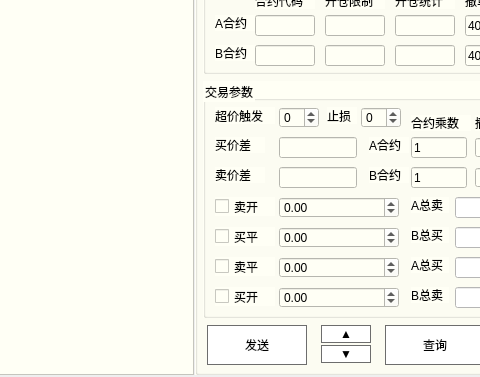
Old version of the form PyCTP_Client/PyCTP_ClientUI/QAccountWidget.ui in the repository yuwangying/PySgit; both pictures show x 796 to 1276 and y 225 to 602 of the 1409 by 602 pixel window.
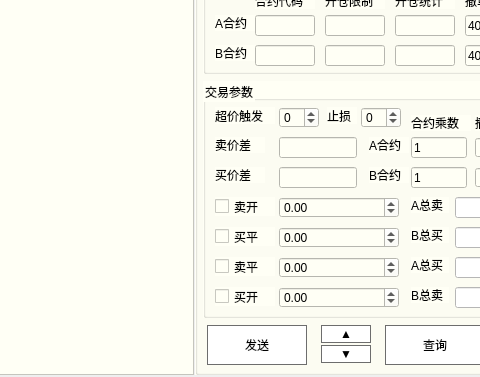
New version of the form.

```diff
--- a/PyCTP_Client/PyCTP_ClientUI/QAccountWidget.ui
+++ b/PyCTP_Client/PyCTP_ClientUI/QAccountWidget.ui
@@ -40,7 +40,7 @@
       border-bottom-color: #C2C7CB; /* same as the pane color */
       border-top-left-radius: 4px;
       border-top-right-radius: 4px;
-      min-width: 100px;
+      min-width: 120px;
       padding: 2px;
   }
 
@@ -1574,7 +1574,7 @@
          <property name="geometry">
           <rect>
            <x>12</x>
-           <y>56</y>
+           <y>86</y>
            <width>50</width>
            <height>16</height>
           </rect>
@@ -1713,7 +1713,7 @@
          <property name="geometry">
           <rect>
            <x>12</x>
-           <y>86</y>
+           <y>56</y>
            <width>50</width>
            <height>16</height>
           </rect>
```
